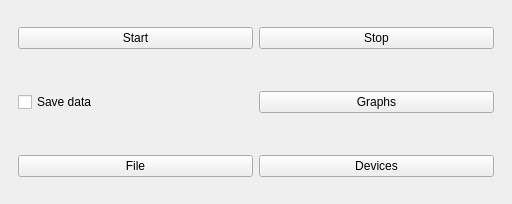
Above: resistivity/View/GUI/mainwindow.ui from AdrienGourgout/resistivity before the change. Below: the same form after it.
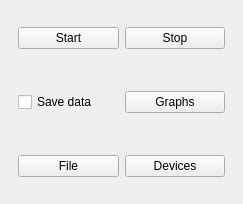
That is the form after the change.

Diff of the .ui file:
```diff
--- a/resistivity/View/GUI/mainwindow.ui
+++ b/resistivity/View/GUI/mainwindow.ui
@@ -6,7 +6,7 @@
    <rect>
     <x>0</x>
     <y>0</y>
-    <width>512</width>
+    <width>243</width>
     <height>204</height>
    </rect>
   </property>
```
